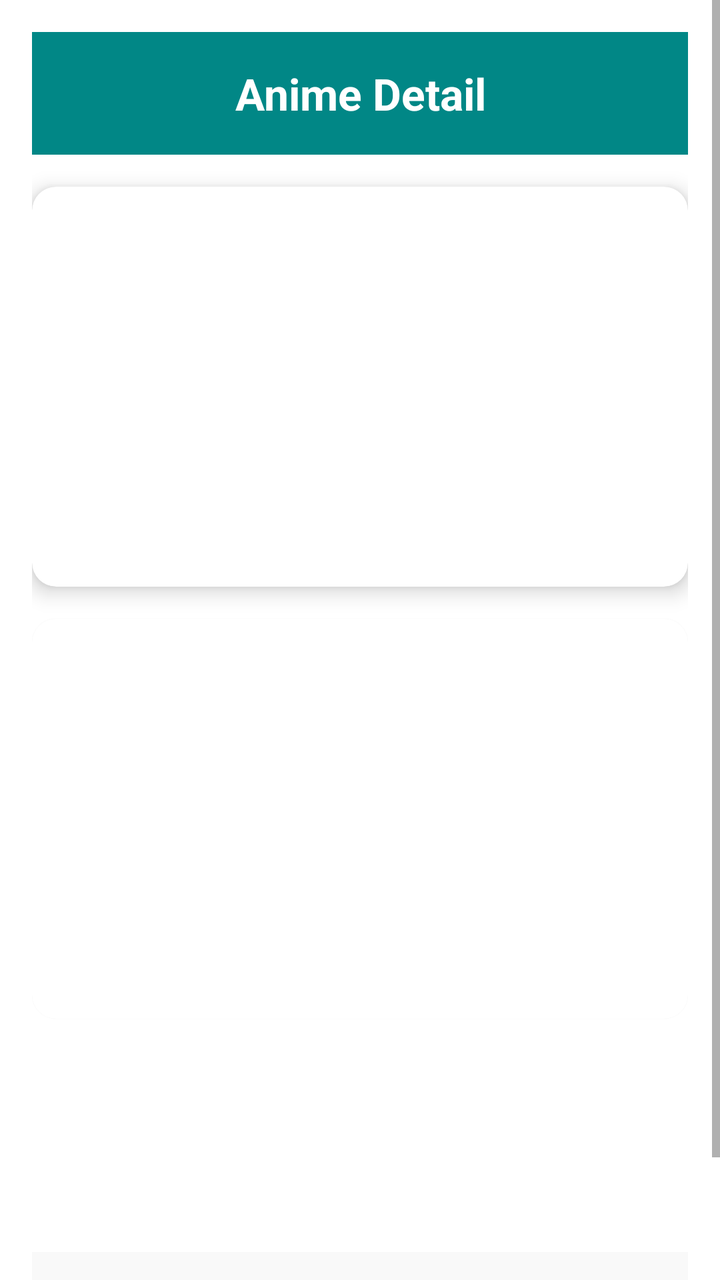
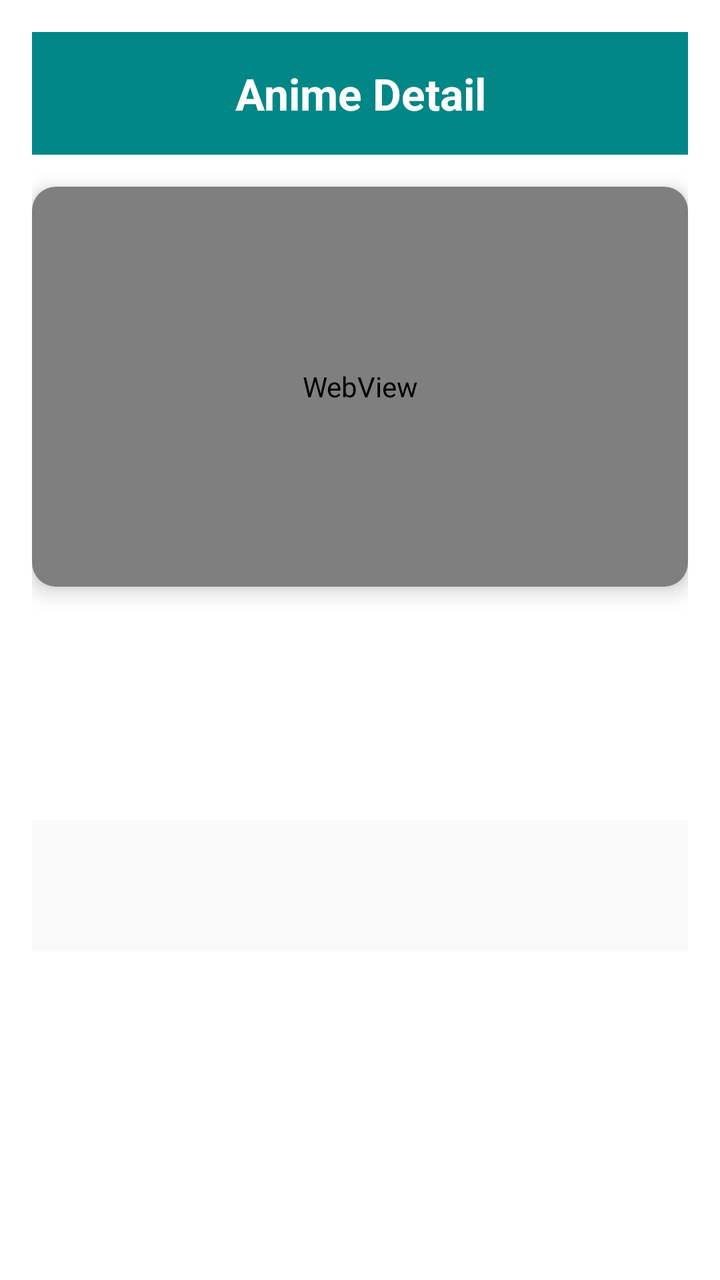

Screens rendered from an Android XML layout before and after an edit, with the pre-edit source and the edit as a unified diff.
<!-- AndroidManifest.xml: application theme Theme.AnimeApp -->
<!-- res/layout/fragment_anime_detail.xml -->
<?xml version="1.0" encoding="utf-8"?>
<FrameLayout xmlns:android="http://schemas.android.com/apk/res/android"
    xmlns:app="http://schemas.android.com/apk/res-auto"
    android:layout_width="match_parent"
    android:layout_height="match_parent"
    android:background="@android:color/white">

    <ScrollView
        android:layout_width="match_parent"
        android:layout_height="match_parent">

        <LinearLayout
            android:id="@+id/contentLayout"
            android:layout_width="match_parent"
            android:layout_height="wrap_content"
            android:orientation="vertical"
            android:padding="16dp"
            android:visibility="visible">

            <TextView
                android:id="@+id/headerText"
                android:layout_width="match_parent"
                android:layout_height="wrap_content"
                android:background="@color/teal_700"
                android:gravity="center"
                android:padding="16dp"
                android:text="Anime Detail"
                android:textColor="@color/white"
                android:textSize="22sp"
                android:textStyle="bold" />

            <androidx.cardview.widget.CardView
                android:layout_width="match_parent"
                android:layout_height="200dp"
                android:layout_marginTop="16dp"
                app:cardCornerRadius="12dp"
                app:cardElevation="6dp">

                <WebView
                    android:id="@+id/webView"
                    android:layout_width="match_parent"
                    android:layout_height="match_parent"
                    android:padding="8dp"
                    android:visibility="gone" />
            </androidx.cardview.widget.CardView>

            <androidx.cardview.widget.CardView
                android:layout_width="match_parent"
                android:layout_height="200dp"
                android:layout_marginTop="16dp"
                app:cardCornerRadius="12dp"
                app:cardElevation="1dp">

                <ImageView
                    android:id="@+id/poster"
                    android:layout_width="match_parent"
                    android:layout_height="match_parent"
                    android:scaleType="centerCrop" />
            </androidx.cardview.widget.CardView>

            <androidx.cardview.widget.CardView
                android:layout_width="match_parent"
                android:layout_height="wrap_content"
                android:layout_marginTop="16dp"
                android:padding="12dp"
                app:cardCornerRadius="8dp"
                app:cardElevation="0dp">

                <TextView
                    android:id="@+id/textTitle"
                    android:layout_width="wrap_content"
                    android:layout_height="wrap_content"
                    android:layout_margin="16dp"
                    android:textSize="20sp"
                    android:textStyle="bold" />
            </androidx.cardview.widget.CardView>

            <LinearLayout
                android:layout_width="match_parent"
                android:layout_height="wrap_content"
                android:layout_marginTop="8dp"
                android:orientation="horizontal">

                <TextView
                    android:id="@+id/textRating"
                    android:layout_width="0dp"
                    android:layout_height="wrap_content"
                    android:layout_marginStart="16dp"
                    android:layout_weight="1"
                    android:textSize="16sp"
                    android:textStyle="bold" />

                <TextView
                    android:id="@+id/textEpisodes"
                    android:layout_width="wrap_content"
                    android:layout_height="wrap_content"
                    android:layout_marginEnd="16dp"
                    android:textSize="16sp"
                    android:textStyle="bold" />
            </LinearLayout>

            <LinearLayout
                android:layout_width="match_parent"
                android:layout_height="wrap_content"
                android:layout_marginTop="12dp"
                android:padding="12dp"
                android:background="@color/grey"
                app:cardCornerRadius="12dp"
                app:cardElevation="2dp">

                <TextView
                    android:id="@+id/textSynopsis"
                    android:layout_margin="10dp"
                    android:layout_width="match_parent"
                    android:layout_height="wrap_content"
                    android:textSize="16sp" />
            </LinearLayout>

        </LinearLayout>
    </ScrollView>

    <ProgressBar
        android:id="@+id/progressBar"
        android:layout_width="wrap_content"
        android:layout_height="wrap_content"
        android:layout_gravity="center" />

    <TextView
        android:id="@+id/errorText"
        android:layout_width="wrap_content"
        android:layout_height="wrap_content"
        android:layout_gravity="center"
        android:textColor="@android:color/holo_red_dark"
        android:textSize="18sp"
        android:textStyle="bold"
        android:visibility="gone" />

</FrameLayout>
<!-- resources referenced by this layout -->
<resources>
  <color name="grey">#f9f9f9</color>
  <color name="teal_700">#FF018786</color>
  <color name="white">#FFFFFFFF</color>
  <style name="Theme.AnimeApp" parent="Theme.MaterialComponents.DayNight.NoActionBar">
          <item name="colorPrimary">@color/purple_500</item>
          <item name="colorPrimaryVariant">@color/purple_700</item>
          <item name="colorOnPrimary">@color/white</item>
          <item name="colorSecondary">@color/teal_200</item>
          <item name="colorSecondaryVariant">@color/teal_700</item>
          <item name="colorOnSecondary">@color/black</item>
          <item name="android:statusBarColor">?attr/colorPrimaryVariant</item>
      </style>
  <color name="purple_500">#FF6200EE</color>
  <color name="purple_700">#FF3700B3</color>
  <color name="teal_200">#FF03DAC5</color>
  <color name="black">#FF000000</color>
</resources>

<!-- the commit's change to res/layout/fragment_anime_detail.xml (unified diff, before → after) -->
@@ -30,6 +30,7 @@
                 android:textStyle="bold" />
 
             <androidx.cardview.widget.CardView
+                android:id="@+id/webViewCardView"
                 android:layout_width="match_parent"
                 android:layout_height="200dp"
                 android:layout_marginTop="16dp"
@@ -40,14 +41,15 @@
                     android:id="@+id/webView"
                     android:layout_width="match_parent"
                     android:layout_height="match_parent"
-                    android:padding="8dp"
-                    android:visibility="gone" />
+                    android:padding="8dp" />
             </androidx.cardview.widget.CardView>
 
             <androidx.cardview.widget.CardView
+                android:id="@+id/posterCardView"
                 android:layout_width="match_parent"
                 android:layout_height="200dp"
                 android:layout_marginTop="16dp"
+                android:visibility="gone"
                 app:cardCornerRadius="12dp"
                 app:cardElevation="1dp">
 
@@ -103,16 +105,16 @@
                 android:layout_width="match_parent"
                 android:layout_height="wrap_content"
                 android:layout_marginTop="12dp"
+                android:background="@color/grey"
                 android:padding="12dp"
-                android:background="@color/grey"
                 app:cardCornerRadius="12dp"
                 app:cardElevation="2dp">
 
                 <TextView
                     android:id="@+id/textSynopsis"
-                    android:layout_margin="10dp"
                     android:layout_width="match_parent"
                     android:layout_height="wrap_content"
+                    android:layout_margin="10dp"
                     android:textSize="16sp" />
             </LinearLayout>
 
